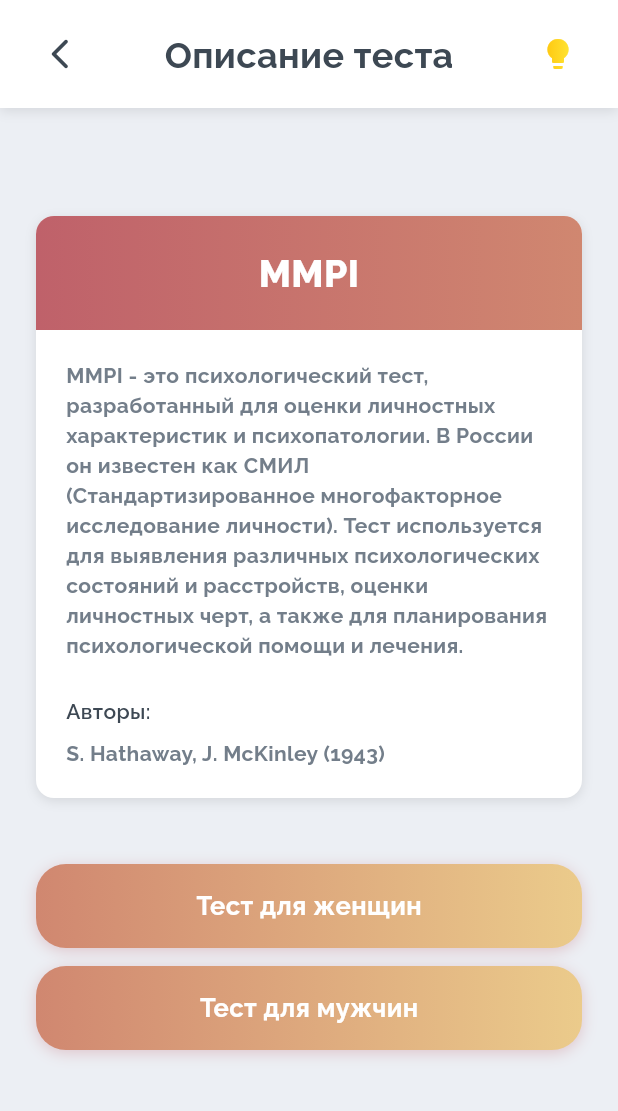
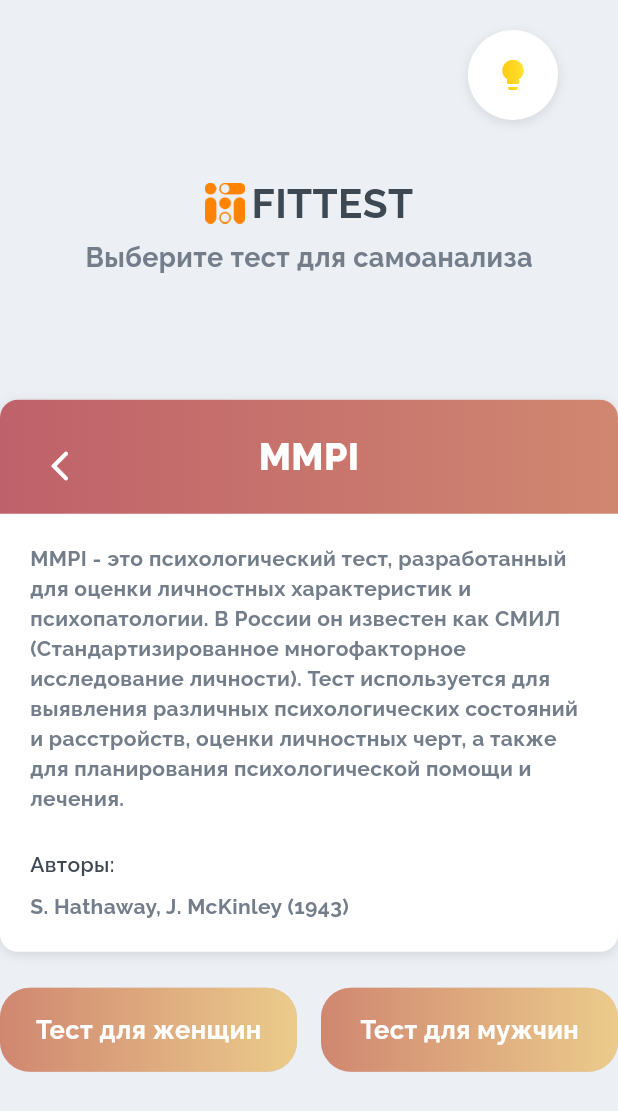
Before and after one commit to GAMNAP-Firefly/Frontend, a Flutter app: the screen it shows after launch, after a tap on "Начать тест", on a phone screen of 412 x 824 dp. Shown: the top 1111 px of the screen. Run offline on Flutter 3.47's test engine with Material 3 defaults, Android fonts, the phone set to English and light mode, and no system bars.

Commit message:
feat(pc-design): new design for home and description pages p1-99 p1-98

```diff
--- /dev/null
+++ b/lib/features/home/presentation/home_page_pc.dart
@@ -0,0 +1,197 @@
+import 'package:fittest/features/home/presentation/widgets/test_item.dart';
+import 'package:flutter/material.dart';
+import '../../../resources/strings.dart';
+import '../../test_description/presentation/test_description_page_pc.dart';
+
+class HomePagePc extends StatelessWidget {
+  const HomePagePc({super.key});
+
+  @override
+  Widget build(BuildContext context) {
+    final screenHeight = MediaQuery.of(context).size.height;
+
+    return Scaffold(
+      backgroundColor: const Color(0xFFECEFF4),
+      body: Stack(
+        children: [
+          Column(
+            children: [
+              SizedBox(height: screenHeight * 0.25 - 90),
+              Column(
+                mainAxisSize: MainAxisSize.min,
+                children: [
+                  Row(
+                    mainAxisAlignment: MainAxisAlignment.center,
+                    children: [
+                      SizedBox(
+                        height: 27,
+                        child: Image.asset(
+                          Strings.fittinImage,
+                          fit: BoxFit.contain,
+                        ),
+                      ),
+                      const SizedBox(width: 4),
+                      Text(
+                        Strings.title,
+                        style: const TextStyle(
+                          fontSize: 27,
+                          fontWeight: FontWeight.bold,
+                          color: Color(0xFF3D4853),
+                          fontFamily: "Raleway",
+                        ),
+                      ),
+                    ],
+                  ),
+                  const SizedBox(height: 4),
+                  Text(
+                    Strings.instructions,
+                    style: const TextStyle(
+                      fontSize: 18,
+                      color: Color(0xFF737E8A),
+                      fontWeight: FontWeight.bold,
+                      fontFamily: "Raleway",
+                    ),
+                  ),
+                  const SizedBox(height: 32),
+                ],
+              ),
+
+              Expanded(
+                child: Center(
+                  child: SingleChildScrollView(
+                    padding: const EdgeInsets.only(bottom: 40),
+                    child: ConstrainedBox(
+                      constraints: const BoxConstraints(maxWidth: 1200),
+                      child: Column(
+                        mainAxisSize: MainAxisSize.min,
+                        children: [
+                          Row(
+                            mainAxisAlignment: MainAxisAlignment.spaceEvenly,
+                            children: [
+                              Flexible(
+                                child: Padding(
+                                  padding: const EdgeInsets.all(8.0),
+                                  child: TestItem(
+                                    icon: 'M',
+                                    title: Strings.testNameMock1,
+                                    description: Strings.homePageDesc1,
+                                    buttonText: Strings.startTestButton,
+                                    gradient: const LinearGradient(
+                                      colors: [Color(0xFFBF616A), Color(0xFFD08770)],
+                                      begin: Alignment.centerLeft,
+                                      end: Alignment.centerRight,
+                                    ),
+                                    onPressed: () => _navigateToTest(context),
+                                  ),
+                                ),
+                              ),
+                              Flexible(
+                                child: Padding(
+                                  padding: const EdgeInsets.all(8.0),
+                                  child: TestItem(
+                                    icon: 'M',
+                                    title: Strings.testNameMock2,
+                                    description: Strings.homePageDesc2,
+                                    buttonText: Strings.startTestButton,
+                                    gradient: const LinearGradient(
+                                      colors: [Color(0xFFD08770), Color(0xFFEBCB8B)],
+                                      begin: Alignment.centerLeft,
+                                      end: Alignment.centerRight,
+                                    ),
+                                    onPressed: () => _navigateToTest(context),
+                                  ),
+                                ),
+                              ),
+                              Flexible(
+                                child: Padding(
+                                  padding: const EdgeInsets.all(8.0),
+                                  child: TestItem(
+                                    icon: 'E',
+                                    title: Strings.testNameMock3,
+                                    description: Strings.homePageDesc3,
+                                    buttonText: Strings.startTestButton,
+                                    gradient: const LinearGradient(
+                                      colors: [Color(0xFFEBCB8B), Color(0xFFA3BE8C)],
+                                      begin: Alignment.centerLeft,
+                                      end: Alignment.centerRight,
+                                    ),
+                                    onPressed: () => _navigateToTest(context),
+                                  ),
+                                ),
+                              ),
+                            ],
+                          ),
+                          const SizedBox(height: 24),
+                          Center(
+                            child: ConstrainedBox(
+                              constraints: const BoxConstraints(maxWidth: 400),
+                              child: TestItem(
+                                icon: 'R',
+                                title: Strings.results,
+                                description: Strings.homepageResDesc,
+                                buttonText: Strings.myResultsButton,
+                                gradient: const LinearGradient(
+                                  colors: [Color(0xFF8FBCBB), Color(0xFF8FBCBB)],
+                                  begin: Alignment.centerLeft,
+                                  end: Alignment.centerRight,
+                                ),
+                                onPressed: () {},
+                              ),
+                            ),
+                          ),
+                        ],
+                      ),
+                    ),
+                  ),
+                ),
+              ),
+            ],
+          ),
+
+          Positioned(
+            top: MediaQuery.of(context).padding.top + 20,
+            right: 40,
+            child: _buildLightBulb(),
+          ),
+        ],
+      ),
+    );
+  }
+
+  Widget _buildLightBulb() {
+    return Container(
+      decoration: BoxDecoration(
+        color: Colors.white,
+        shape: BoxShape.circle,
+        boxShadow: [
+          BoxShadow(
+            color: Colors.black.withOpacity(0.1),
+            blurRadius: 6,
+            offset: const Offset(0, 2),
+          ),
+        ],
+      ),
+      padding: const EdgeInsets.all(6),
+      child: IconButton(
+        icon: ShaderMask(
+          shaderCallback: (Rect bounds) {
+            return LinearGradient(
+              colors: [Colors.amber, Colors.yellow],
+            ).createShader(bounds);
+          },
+          child: const Icon(Icons.lightbulb, color: Colors.white),
+        ),
+        onPressed: () {},
+      ),
+    );
+  }
+
+  void _navigateToTest(BuildContext context) {
+    Navigator.push(
+      context,
+      MaterialPageRoute(
+        builder: (context) => const TestDescriptionPagePc(),
+      ),
+    );
+  }
+}
--- /dev/null
+++ b/lib/features/test_description/presentation/test_description_page_pc.dart
@@ -0,0 +1,147 @@
+import 'package:fittest/features/test_description/presentation/widgets/continue_button.dart';
+import 'package:fittest/features/test_description/presentation/widgets/light_bulb_icon.dart';
+import 'package:fittest/features/test_description/presentation/widgets/test_description_card.dart';
+import 'package:flutter/material.dart';
+import 'package:fittest/resources/strings.dart';
+
+class TestDescriptionPagePc extends StatefulWidget {
+  const TestDescriptionPagePc({super.key});
+
+  @override
+  State<TestDescriptionPagePc> createState() => _TestDescriptionPagePcState();
+}
+
+class _TestDescriptionPagePcState extends State<TestDescriptionPagePc>
+    with SingleTickerProviderStateMixin {
+  late AnimationController _controller;
+  late Animation<double> _opacityAnimation;
+  late Animation<double> _scaleAnimation;
+
+  @override
+  void initState() {
+    super.initState();
+    _initAnimations();
+    _controller.forward();
+  }
+
+  void _initAnimations() {
+    _controller = AnimationController(
+      vsync: this,
+      duration: const Duration(milliseconds: 500),
+    );
+
+    _opacityAnimation = Tween<double>(
+      begin: 0,
+      end: 1,
+    ).animate(CurvedAnimation(parent: _controller, curve: Curves.easeInOut));
+
+    _scaleAnimation = Tween<double>(
+      begin: 0.97,
+      end: 1,
+    ).animate(CurvedAnimation(parent: _controller, curve: Curves.easeOut));
+  }
+
+  @override
+  void dispose() {
+    _controller.dispose();
+    super.dispose();
+  }
+
+  @override
+  Widget build(BuildContext context) {
+    final screenHeight = MediaQuery.of(context).size.height;
+    return Scaffold(
+      backgroundColor: const Color(0xFFECEFF4),
+      body: Stack(
+        children: [
+          Column(
+            children: [
+              SizedBox(height: screenHeight * 0.25 - 90),
+              Column(
+                mainAxisSize: MainAxisSize.min,
+                children: [
+                  Row(
+                    mainAxisAlignment: MainAxisAlignment.center,
+                    children: [
+                      SizedBox(
+                        height: 27,
+                        child: Image.asset(
+                          Strings.fittinImage,
+                          fit: BoxFit.contain,
+                        ),
+                      ),
+                      const SizedBox(width: 4),
+                      Text(
+                        Strings.title,
+                        style: const TextStyle(
+                          fontSize: 27,
+                          fontWeight: FontWeight.bold,
+                          color: Color(0xFF3D4853),
+                          fontFamily: "Raleway",
+                        ),
+                      ),
+                    ],
+                  ),
+                  const SizedBox(height: 4),
+                  Text(
+                    Strings.instructions,
+                    style: const TextStyle(
+                      fontSize: 18,
+                      color: Color(0xFF737E8A),
+                      fontWeight: FontWeight.bold,
+                      fontFamily: "Raleway",
+                    ),
+                  ),
+                  const SizedBox(height: 12),
+                ],
+              ),
+              Expanded(
+                child: Padding(
+                  padding: const EdgeInsets.only(top: 0),
+                  child: Center(
+                    child: SingleChildScrollView( // Убрали AnimatedBuilder отсюда
+                      physics: const BouncingScrollPhysics(),
+                      padding: const EdgeInsets.only(bottom: 40),
+                      child: ConstrainedBox(
+                        constraints: const BoxConstraints(maxWidth: 600),
+                        child: Column(
+                          mainAxisSize: MainAxisSize.min,
+                          children: [
+                            const TestDescriptionCardWithBackButton(),
+                            const SizedBox(height: 24),
+                            Row(
+                              children: [
+                                Expanded(
+                                  child: StartTestButton(
+                                    controller: _controller,
+                                    buttonText: Strings.startF,
+                                  ),
+                                ),
+                                const SizedBox(width: 16),
+                                Expanded(
+                                  child: StartTestButton(
+                                    controller: _controller,
+                                    buttonText: Strings.startM,
+                                  ),
+                                ),
+                              ],
+                            ),
+                          ],
+                        ),
+                      ),
+                    ),
+                  ),
+                ),
+              ),
+            ],
+          ),
+          Positioned(
+            top: MediaQuery.of(context).padding.top + 20,
+            right: 40,
+            child: LightBulbIcon(),
+          ),
+        ],
+      ),
+    );
+  }
+}
--- /dev/null
+++ b/lib/features/test_description/presentation/widgets/light_bulb_icon.dart
@@ -0,0 +1,37 @@
+import 'package:flutter/material.dart';
+
+class LightBulbIcon extends StatelessWidget {
+
+  const LightBulbIcon({
+    super.key,
+  });
+
+  @override
+  Widget build(BuildContext context) {
+    return Container(
+      decoration: BoxDecoration(
+        color: Colors.white,
+        shape: BoxShape.circle,
+        boxShadow: [
+          BoxShadow(
+            color: Colors.black.withOpacity(0.1),
+            blurRadius: 6,
+            offset: const Offset(0, 2),
+          ),
+        ],
+      ),
+      padding: const EdgeInsets.all(6),
+      child: IconButton(
+        icon: ShaderMask(
+          shaderCallback: (Rect bounds) {
+            return LinearGradient(
+              colors: [Colors.amber, Colors.yellow],
+            ).createShader(bounds);
+          },
+          child: const Icon(Icons.lightbulb, color: Colors.white),
+        ),
+        onPressed: () {},
+      ),
+    );
+  }
+}
--- a/lib/features/test_description/presentation/widgets/test_description_card.dart
+++ b/lib/features/test_description/presentation/widgets/test_description_card.dart
@@ -92,3 +92,31 @@ class TestDescriptionCard extends StatelessWidget {
     );
   }
 }
+
+class TestDescriptionCardWithBackButton extends StatelessWidget {
+  const TestDescriptionCardWithBackButton({super.key});
+
+  @override
+  Widget build(BuildContext context) {
+    return Stack(
+      clipBehavior: Clip.none,
+      children: [
+        const TestDescriptionCard(),
+        Positioned(
+          left: 16,
+          top: 20,
+          child: IconButton(
+            icon: const Icon(
+              Icons.arrow_back_ios_new_rounded,
+              color: Colors.white,
+              size: 24,
+            ),
+            onPressed: () {
+              Navigator.pop(context);
+            },
+          ),
+        ),
+      ],
+    );
+  }
+}
--- a/lib/main.dart
+++ b/lib/main.dart
@@ -1,3 +1,4 @@
+import 'package:fittest/features/home/presentation/home_page_pc.dart';
 import 'package:fittest/resources/strings.dart';
 import 'package:flutter/material.dart';
 import 'features/home/presentation/home_page.dart';
@@ -17,7 +18,7 @@ class MainApp extends StatelessWidget {
         primarySwatch: Colors.blue,
         scaffoldBackgroundColor: const Color(0xFFECEFF4),
       ),
-      home: const HomePage(),
+      home: const HomePagePc(),
     );
   }
 }
--- a/lib/resources/strings.dart
+++ b/lib/resources/strings.dart
@@ -28,7 +28,7 @@ class Strings {
   static const String descPageTitle = "Описание теста";
   static const String testDescMock = "MMPI - это психологический тест, разработанный для оценки личностных характеристик и психопатологии. В России он известен как СМИЛ (Стандартизированное многофакторное исследование личности). Тест используется для выявления различных психологических состояний и расстройств, оценки личностных черт, а также для планирования психологической помощи и лечения. ";
   static const String homePageDesc1 = "Министерский многоаспектный личностный опросник. Помогает выявить личностные особенности и психологические состояния.";
-  static const String homePageDesc2 = "Индикатор типов Майерс-Бритс. Определяет ваш психологический тип личности по четырём диагональному анализу.";
+  static const String homePageDesc2 = "Индикатор типов Майерс-Бриггс. Определяет ваш психологический тип личности по четырём диагональному анализу.";
   static const String homePageDesc3 = "Тест по Эннеаграмме личности. Определяет один из 9 типов личности и помогает понять мотивацию и стратегии поведения.";
   static const String homepageResDesc = "Просмотрите свои результаты прохождения тестов. Анализ сравнения и рекомендации для вашего личностного роста.";
 }
```
